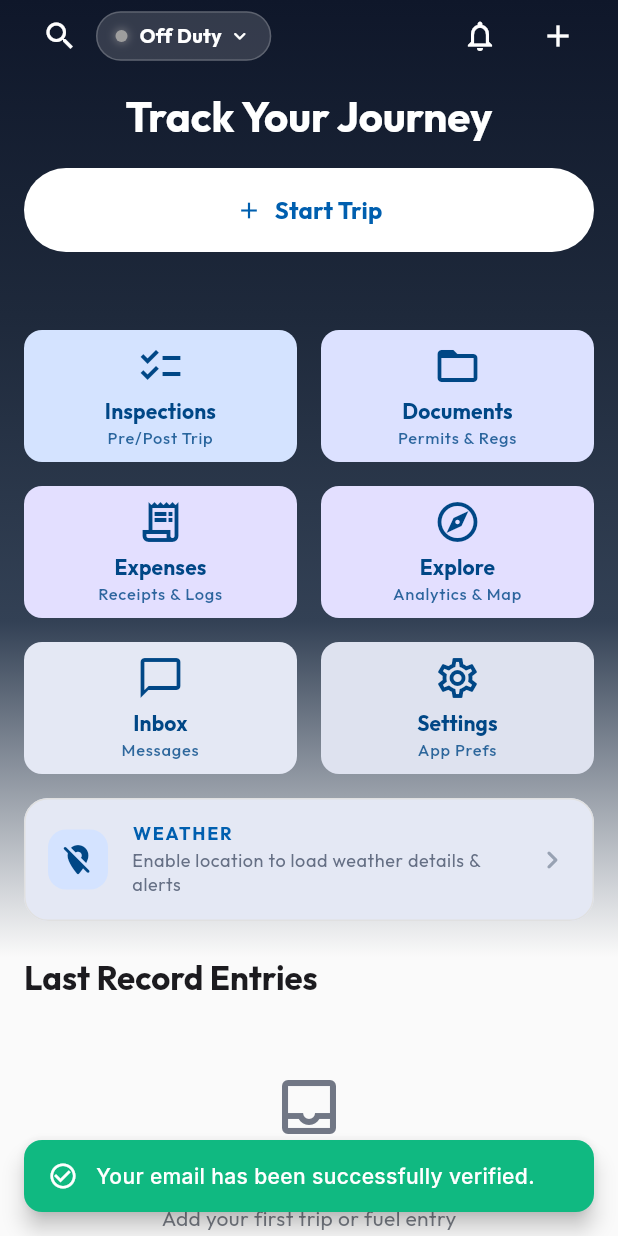
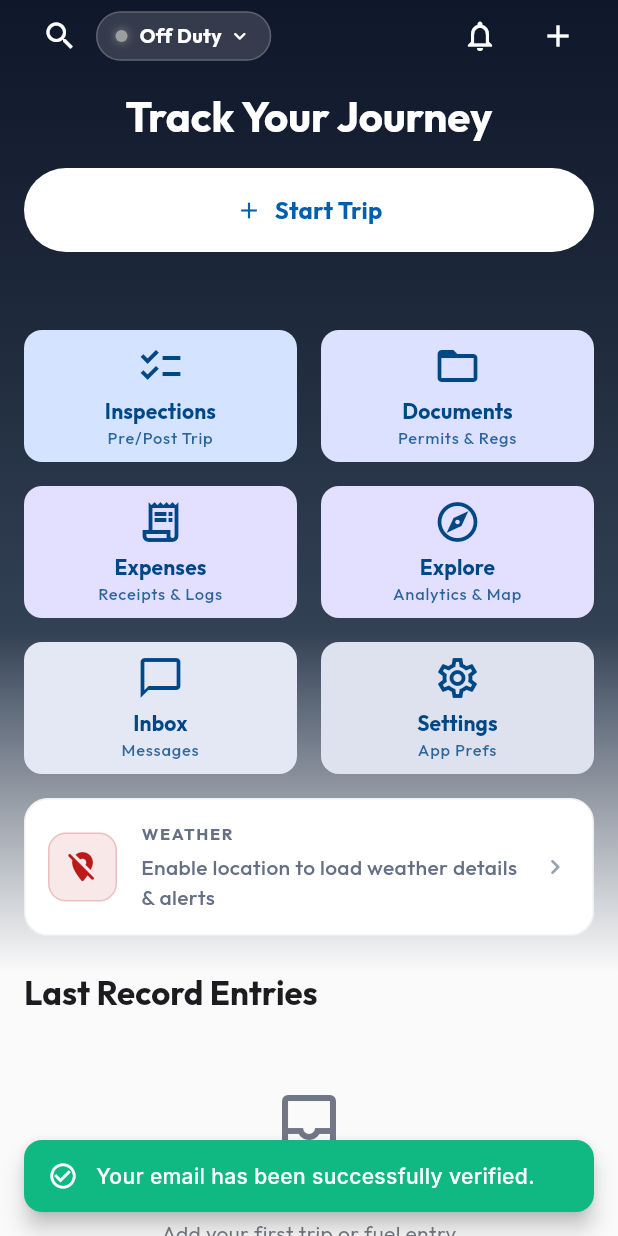
Before and after one commit to Maninder-mike/milow, a Flutter app: the screen it shows once a user with an empty profile is signed in, on a phone screen of 412 x 824 dp. Run offline on Flutter 3.47's test engine with Material 3 defaults, Android fonts, the phone set to English and light mode, and no system bars; drawn by our look-alikes of dynamic_color; our stand-ins replace app_links, cached_network_image, connectivity_plus, drift, firebase_analytics, firebase_core and 34 more; missing offline and left inert: app_device_integrity, countries_world_map, file_selector, firebase_performance, fluent_ui, google_mlkit_document_scanner and 3 more; accounts and stored records are empty; generated files the repository leaves out were written again; network calls fail.

Commit message:
refactor: enhance WeatherSection UI with loading skeletons, dynamic styling, and modularized view components

```diff
--- a/apps/driver/lib/features/dashboard/presentation/widgets/weather_section.dart
+++ b/apps/driver/lib/features/dashboard/presentation/widgets/weather_section.dart
@@ -2,6 +2,7 @@ import 'package:flutter/material.dart';
 import 'package:milow/core/constants/design_tokens.dart';
 import 'package:milow/core/utils/responsive_layout.dart';
 import 'package:milow/core/services/weather_service.dart';
+import 'package:milow/core/widgets/shimmer_loading.dart';
 
 class WeatherSection extends StatelessWidget {
   final WeatherInfo? weatherInfo;
@@ -55,6 +56,42 @@ class WeatherSection extends StatelessWidget {
     }
   }
 
+  Color _getWeatherColor(int code) {
+    switch (code) {
+      case 0: // Sunny
+        return Colors.orange;
+      case 1:
+      case 2:
+      case 3: // Cloudy
+      case 45:
+      case 48:
+        return Colors.blueGrey;
+      case 51:
+      case 53:
+      case 55:
+      case 61:
+      case 63:
+      case 65:
+      case 80:
+      case 81:
+      case 82: // Rainy
+        return Colors.blue;
+      case 71:
+      case 73:
+      case 75:
+      case 77:
+      case 85:
+      case 86: // Snow
+        return Colors.cyan;
+      case 95:
+      case 96:
+      case 99: // Thunderstorm
+        return Colors.deepPurple;
+      default:
+        return Colors.blue;
+    }
+  }
+
   @override
   Widget build(BuildContext context) {
     final tokens = context.tokens;
@@ -65,11 +102,11 @@ class WeatherSection extends StatelessWidget {
       child: Card(
         elevation: 0,
         margin: EdgeInsets.zero,
-        color: colorScheme.surfaceContainerHigh,
+        color: colorScheme.surface,
         shape: RoundedRectangleBorder(
           borderRadius: BorderRadius.circular(tokens.shapeL),
           side: BorderSide(
-            color: colorScheme.outlineVariant,
+            color: colorScheme.outlineVariant.withValues(alpha: 0.5),
             width: 1,
           ),
         ),
@@ -79,24 +116,98 @@ class WeatherSection extends StatelessWidget {
           child: Padding(
             padding: EdgeInsets.all(tokens.spacingM),
             child: isLoadingWeather
-                ? const SizedBox(
-                    height: 56,
-                    child: Center(
-                      child: CircularProgressIndicator(),
+                ? _buildLoadingSkeleton(context, tokens, colorScheme)
+                : weatherInfo == null
+                    ? _buildNoLocationContent(context, tokens, colorScheme)
+                    : _buildWeatherContent(context, weatherInfo!, tokens, colorScheme),
           ),
-                  )
-                : weatherInfo == null
-                    ? Row(
+        ),
+      ),
+    );
+  }
+
+  Widget _buildLoadingSkeleton(BuildContext context, DesignTokens tokens, ColorScheme colorScheme) {
+    return ShimmerLoading(
+      isLoading: true,
+      child: Row(
+        children: [
+          // Icon placeholder
+          Container(
+            width: 44,
+            height: 44,
+            decoration: BoxDecoration(
+              color: tokens.inputBorder,
+              borderRadius: BorderRadius.circular(tokens.shapeM),
+            ),
+          ),
+          SizedBox(width: tokens.spacingM),
+          Expanded(
+            child: Column(
+              crossAxisAlignment: CrossAxisAlignment.start,
+              mainAxisSize: MainAxisSize.min,
+              children: [
+                // Title placeholder
+                Container(
+                  width: 100,
+                  height: 12,
+                  decoration: BoxDecoration(
+                    color: tokens.inputBorder,
+                    borderRadius: BorderRadius.circular(tokens.shapeXS),
+                  ),
+                ),
+                const SizedBox(height: 6),
+                // Subtitle placeholder
+                Container(
+                  width: 160,
+                  height: 14,
+                  decoration: BoxDecoration(
+                    color: tokens.inputBorder,
+                    borderRadius: BorderRadius.circular(tokens.shapeXS),
+                  ),
+                ),
+              ],
+            ),
+          ),
+          SizedBox(width: tokens.spacingM),
+          // Temp placeholder
+          Container(
+            width: 40,
+            height: 32,
+            decoration: BoxDecoration(
+              color: tokens.inputBorder,
+              borderRadius: BorderRadius.circular(tokens.shapeS),
+            ),
+          ),
+          SizedBox(width: tokens.spacingXS),
+          Icon(
+            Icons.chevron_right_rounded,
+            color: tokens.textTertiary,
+          ),
+        ],
+      ),
+    );
+  }
+
+  Widget _buildNoLocationContent(
+    BuildContext context,
+    DesignTokens tokens,
+    ColorScheme colorScheme,
+  ) {
+    return Row(
       children: [
         Container(
-                            padding: EdgeInsets.all(tokens.spacingS),
+          padding: EdgeInsets.all(tokens.spacingS + 2),
           decoration: BoxDecoration(
-                              color: colorScheme.primaryContainer,
+            color: colorScheme.error.withValues(alpha: 0.1),
             borderRadius: BorderRadius.circular(tokens.shapeM),
+            border: Border.all(
+              color: colorScheme.error.withValues(alpha: 0.2),
+              width: 1,
+            ),
           ),
           child: Icon(
             Icons.location_off_rounded,
-                              color: colorScheme.onPrimaryContainer,
+            color: colorScheme.error,
             size: 24,
           ),
         ),
@@ -104,20 +215,22 @@ class WeatherSection extends StatelessWidget {
         Expanded(
           child: Column(
             crossAxisAlignment: CrossAxisAlignment.start,
+            mainAxisSize: MainAxisSize.min,
             children: [
               Text(
                 'WEATHER',
-                                  style: Theme.of(context).textTheme.labelMedium?.copyWith(
-                                        color: colorScheme.primary,
+                style: Theme.of(context).textTheme.labelSmall?.copyWith(
+                      color: tokens.textSecondary,
                       fontWeight: FontWeight.bold,
-                                        letterSpacing: 1.2,
+                      letterSpacing: 1.1,
                     ),
               ),
-                                const SizedBox(height: 2),
+              const SizedBox(height: 4),
               Text(
                 'Enable location to load weather details & alerts',
-                                  style: Theme.of(context).textTheme.bodySmall?.copyWith(
+                style: Theme.of(context).textTheme.bodyMedium?.copyWith(
                       color: tokens.textSecondary,
+                      fontWeight: FontWeight.w500,
                     ),
               ),
             ],
@@ -127,25 +240,43 @@ class WeatherSection extends StatelessWidget {
         Icon(
           Icons.chevron_right_rounded,
           color: tokens.textTertiary,
+          size: 20,
         ),
       ],
-                      )
-                    : Column(
+    );
+  }
+
+  Widget _buildWeatherContent(
+    BuildContext context,
+    WeatherInfo info,
+    DesignTokens tokens,
+    ColorScheme colorScheme,
+  ) {
+    final weatherColor = _getWeatherColor(info.weatherCode);
+    final iconColor = weatherColor;
+    final iconBgColor = weatherColor.withValues(alpha: 0.12);
+
+    return Column(
       crossAxisAlignment: CrossAxisAlignment.start,
+      mainAxisSize: MainAxisSize.min,
       children: [
         Row(
           children: [
             // Weather Icon Container
             Container(
-                                padding: EdgeInsets.all(tokens.spacingS),
+              padding: EdgeInsets.all(tokens.spacingS + 2),
               decoration: BoxDecoration(
-                                  color: colorScheme.primaryContainer,
+                color: iconBgColor,
                 borderRadius: BorderRadius.circular(tokens.shapeM),
+                border: Border.all(
+                  color: weatherColor.withValues(alpha: 0.2),
+                  width: 1,
+                ),
               ),
               child: Icon(
-                                  _getWeatherIcon(weatherInfo!.weatherCode),
-                                  color: colorScheme.onPrimaryContainer,
-                                  size: 24,
+                _getWeatherIcon(info.weatherCode),
+                color: iconColor,
+                size: 26,
               ),
             ),
             SizedBox(width: tokens.spacingM),
@@ -153,21 +284,22 @@ class WeatherSection extends StatelessWidget {
             Expanded(
               child: Column(
                 crossAxisAlignment: CrossAxisAlignment.start,
+                mainAxisSize: MainAxisSize.min,
                 children: [
                   Text(
                     'LOCAL WEATHER',
-                                      style: Theme.of(context).textTheme.labelMedium?.copyWith(
+                    style: Theme.of(context).textTheme.labelSmall?.copyWith(
                           color: colorScheme.primary,
                           fontWeight: FontWeight.bold,
-                                            letterSpacing: 1.2,
+                          letterSpacing: 1.1,
                         ),
                   ),
-                                    const SizedBox(height: 2),
+                  const SizedBox(height: 4),
                   Text(
-                                      '${weatherInfo!.description} • Wind: ${weatherInfo!.windSpeed.toStringAsFixed(1)} ${distanceUnit == 'mi' ? 'mph' : 'km/h'}',
-                                      style: Theme.of(context).textTheme.bodyMedium?.copyWith(
-                                            color: tokens.textSecondary,
-                                            fontWeight: FontWeight.w500,
+                    info.description,
+                    style: Theme.of(context).textTheme.titleMedium?.copyWith(
+                          color: tokens.textPrimary,
+                          fontWeight: FontWeight.bold,
                         ),
                   ),
                 ],
@@ -176,7 +308,7 @@ class WeatherSection extends StatelessWidget {
             SizedBox(width: tokens.spacingM),
             // Temperature Display
             Text(
-                                '${weatherInfo!.temperature.toStringAsFixed(0)}°',
+              '${info.temperature.toStringAsFixed(0)}°',
               style: Theme.of(context).textTheme.headlineMedium?.copyWith(
                     fontWeight: FontWeight.bold,
                     color: tokens.textPrimary,
@@ -186,47 +318,58 @@ class WeatherSection extends StatelessWidget {
             Icon(
               Icons.chevron_right_rounded,
               color: tokens.textTertiary,
+              size: 20,
             ),
           ],
         ),
-                          if (weatherInfo!.isHighWindWarning) ...[
-                            SizedBox(height: tokens.spacingM),
+        const SizedBox(height: 12),
+        Divider(
+          height: 1,
+          thickness: 0.5,
+          color: colorScheme.outlineVariant.withValues(alpha: 0.3),
+        ),
+        const SizedBox(height: 10),
+        Row(
+          children: [
+            Icon(
+              Icons.air_rounded,
+              color: tokens.textSecondary,
+              size: 16,
+            ),
+            const SizedBox(width: 6),
+            Text(
+              'Wind: ${info.windSpeed.toStringAsFixed(1)} ${distanceUnit == 'mi' ? 'mph' : 'km/h'}',
+              style: Theme.of(context).textTheme.bodySmall?.copyWith(
+                    color: tokens.textSecondary,
+                    fontWeight: FontWeight.w500,
+                  ),
+            ),
+            if (info.isHighWindWarning) ...[
+              const Spacer(),
               Container(
-                              padding: EdgeInsets.all(tokens.spacingS),
+                padding: const EdgeInsets.symmetric(horizontal: 8, vertical: 2),
                 decoration: BoxDecoration(
                   color: tokens.warningContainer.withValues(alpha: 0.15),
-                                borderRadius: BorderRadius.circular(tokens.shapeM),
+                  borderRadius: BorderRadius.circular(tokens.shapeXS),
                   border: Border.all(
                     color: tokens.warning.withValues(alpha: 0.25),
                   ),
                 ),
                 child: Row(
+                  mainAxisSize: MainAxisSize.min,
                   children: [
                     Icon(
                       Icons.warning_amber_rounded,
                       color: tokens.warning,
-                                    size: 20,
+                      size: 12,
                     ),
-                                  SizedBox(width: tokens.spacingS),
-                                  Expanded(
-                                    child: Column(
-                                      crossAxisAlignment: CrossAxisAlignment.start,
-                                      children: [
+                    const SizedBox(width: 4),
                     Text(
                       'HIGH WIND ALERT',
                       style: Theme.of(context).textTheme.labelSmall?.copyWith(
                             color: tokens.warning,
                             fontWeight: FontWeight.bold,
-                                                letterSpacing: 0.5,
-                                              ),
-                                        ),
-                                        Text(
-                                          'High winds detected in your area. Drive cautiously.',
-                                          style: Theme.of(context).textTheme.bodySmall?.copyWith(
-                                                color: tokens.textSecondary,
-                                              ),
-                                        ),
-                                      ],
+                            fontSize: 9,
                           ),
                     ),
                   ],
@@ -235,9 +378,31 @@ class WeatherSection extends StatelessWidget {
             ],
           ],
         ),
+        if (info.isHighWindWarning) ...[
+          const SizedBox(height: 8),
+          Container(
+            width: double.infinity,
+            padding: EdgeInsets.symmetric(
+              horizontal: tokens.spacingM,
+              vertical: tokens.spacingS,
+            ),
+            decoration: BoxDecoration(
+              color: tokens.warningContainer.withValues(alpha: 0.1),
+              borderRadius: BorderRadius.circular(tokens.shapeM),
+              border: Border.all(
+                color: tokens.warning.withValues(alpha: 0.15),
+              ),
+            ),
+            child: Text(
+              'High winds detected in your area. Drive cautiously.',
+              style: Theme.of(context).textTheme.bodySmall?.copyWith(
+                    color: tokens.textSecondary,
+                    fontSize: 11,
                   ),
             ),
           ),
+        ],
+      ],
     );
   }
 }
```
Lines whose indentation alone changed are shown as unchanged.
